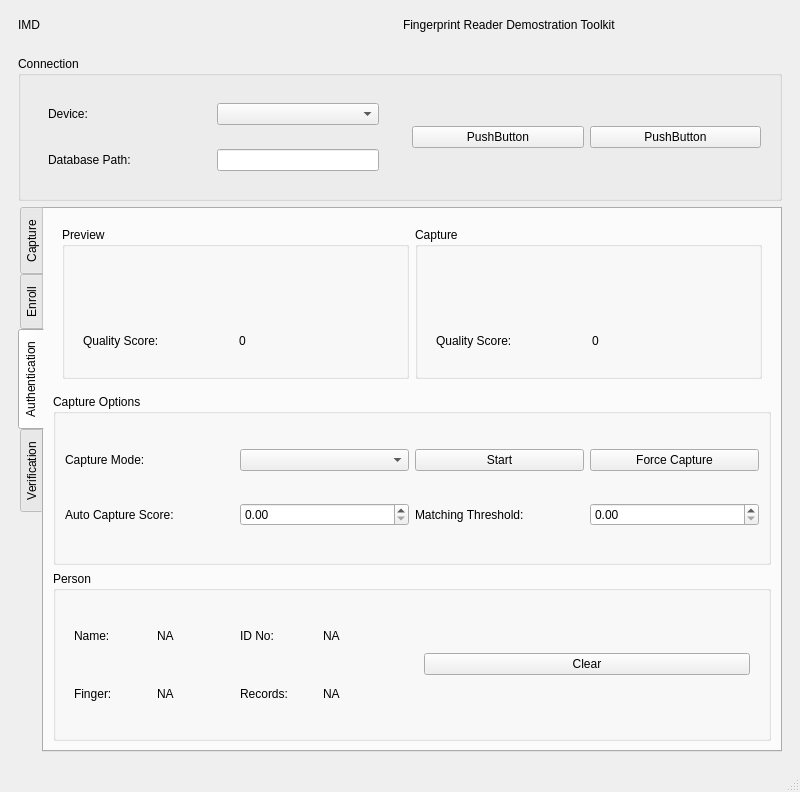
Before: the Qt Designer form mainwindow.ui in jsebgiraldo/IMD-FingerPrints, drawn with Qt 5.
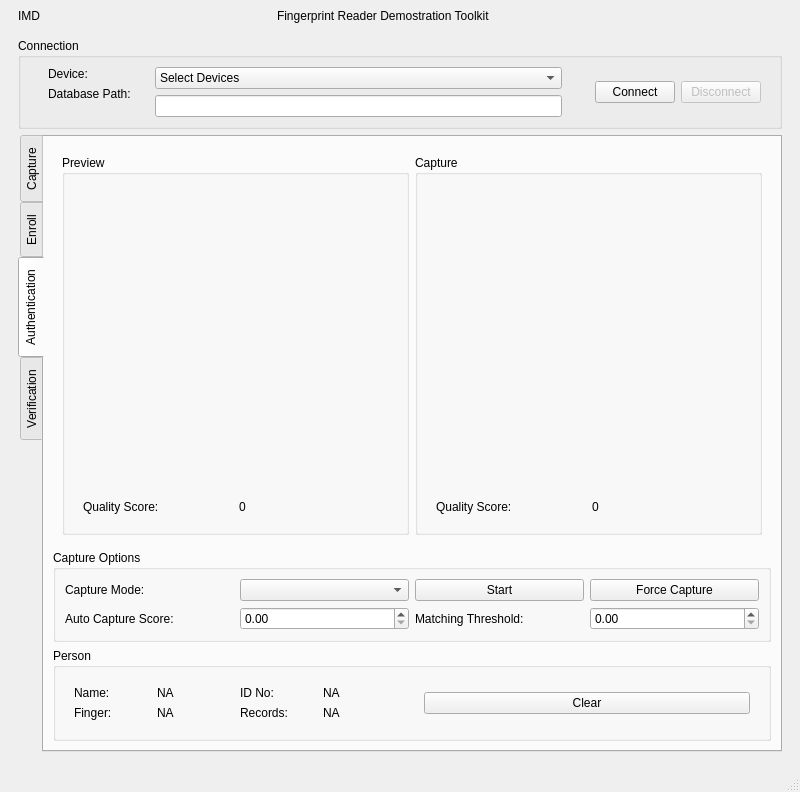
After: the same form once the commit is applied. The open tabs and pages were chosen to show the change.

Commit message: feat: Serial comunication driver was included         Conection dinamic GroupBox was carried out

The edit to the form file:
```diff
--- a/mainwindow.ui
+++ b/mainwindow.ui
@@ -17,9 +17,27 @@
    <layout class="QVBoxLayout" name="verticalLayout">
     <item>
      <widget class="QWidget" name="widget_2" native="true">
+      <property name="sizePolicy">
+       <sizepolicy hsizetype="Preferred" vsizetype="Fixed">
+        <horstretch>0</horstretch>
+        <verstretch>0</verstretch>
+       </sizepolicy>
+      </property>
       <layout class="QHBoxLayout" name="horizontalLayout">
+       <property name="topMargin">
+        <number>0</number>
+       </property>
+       <property name="bottomMargin">
+        <number>0</number>
+       </property>
        <item>
         <widget class="QLabel" name="label">
+         <property name="sizePolicy">
+          <sizepolicy hsizetype="Preferred" vsizetype="Preferred">
+           <horstretch>2</horstretch>
+           <verstretch>0</verstretch>
+          </sizepolicy>
+         </property>
          <property name="text">
           <string>IMD</string>
          </property>
@@ -27,6 +45,12 @@
        </item>
        <item>
         <widget class="QLabel" name="label_2">
+         <property name="sizePolicy">
+          <sizepolicy hsizetype="Preferred" vsizetype="Preferred">
+           <horstretch>4</horstretch>
+           <verstretch>0</verstretch>
+          </sizepolicy>
+         </property>
          <property name="text">
           <string>Fingerprint Reader Demostration Toolkit</string>
          </property>
@@ -46,51 +70,111 @@
       <layout class="QVBoxLayout" name="verticalLayout_2">
        <item>
         <widget class="QGroupBox" name="groupBox">
+         <property name="sizePolicy">
+          <sizepolicy hsizetype="Preferred" vsizetype="Fixed">
+           <horstretch>0</horstretch>
+           <verstretch>0</verstretch>
+          </sizepolicy>
+         </property>
          <property name="title">
           <string>Connection</string>
          </property>
          <layout class="QHBoxLayout" name="horizontalLayout_5">
           <item>
-           <widget class="QWidget" name="widget_3" native="true">
-            <layout class="QVBoxLayout" name="verticalLayout_3">
+           <widget class="QWidget" name="widget_12" native="true">
+            <layout class="QHBoxLayout" name="horizontalLayout_9">
+             <property name="topMargin">
+              <number>0</number>
+             </property>
+             <property name="bottomMargin">
+              <number>0</number>
+             </property>
              <item>
-              <widget class="QWidget" name="widget_5" native="true">
-               <layout class="QHBoxLayout" name="horizontalLayout_2">
-                <item>
+              <widget class="QWidget" name="widget_13" native="true">
+               <property name="sizePolicy">
+                <sizepolicy hsizetype="Fixed" vsizetype="Preferred">
+                 <horstretch>0</horstretch>
+                 <verstretch>0</verstretch>
+                </sizepolicy>
+               </property>
+               <layout class="QFormLayout" name="formLayout">
+                <property name="topMargin">
+                 <number>0</number>
+                </property>
+                <property name="bottomMargin">
+                 <number>0</number>
+                </property>
+                <item row="0" column="0">
                  <widget class="QLabel" name="label_3">
+                  <property name="sizePolicy">
+                   <sizepolicy hsizetype="Fixed" vsizetype="Preferred">
+                    <horstretch>2</horstretch>
+                    <verstretch>0</verstretch>
+                   </sizepolicy>
+                  </property>
                   <property name="text">
                    <string>Device:</string>
                   </property>
                  </widget>
                 </item>
-                <item>
-                 <widget class="QComboBox" name="comboBox">
-                  <property name="sizePolicy">
-                   <sizepolicy hsizetype="Preferred" vsizetype="Preferred">
-                    <horstretch>0</horstretch>
-                    <verstretch>0</verstretch>
-                   </sizepolicy>
-                  </property>
-                 </widget>
-                </item>
-               </layout>
-              </widget>
-             </item>
-             <item>
-              <widget class="QWidget" name="widget_6" native="true">
-               <layout class="QHBoxLayout" name="horizontalLayout_3">
-                <item>
+                <item row="1" column="0">
                  <widget class="QLabel" name="label_4">
+                  <property name="sizePolicy">
+                   <sizepolicy hsizetype="Fixed" vsizetype="Preferred">
+                    <horstretch>0</horstretch>
+                    <verstretch>0</verstretch>
+                   </sizepolicy>
+                  </property>
                   <property name="text">
                    <string>Database Path:</string>
                   </property>
                  </widget>
                 </item>
-                <item>
+               </layout>
+              </widget>
+             </item>
+             <item>
+              <widget class="QWidget" name="widget_19" native="true">
+               <layout class="QGridLayout" name="gridLayout_8">
+                <property name="topMargin">
+                 <number>0</number>
+                </property>
+                <property name="bottomMargin">
+                 <number>0</number>
+                </property>
+                <item row="0" column="0">
+                 <widget class="QComboBox" name="serialPortInfoListBox">
+                  <property name="sizePolicy">
+                   <sizepolicy hsizetype="Preferred" vsizetype="Preferred">
+                    <horstretch>9</horstretch>
+                    <verstretch>0</verstretch>
+                   </sizepolicy>
+                  </property>
+                  <property name="currentText">
+                   <string>Select Devices</string>
+                  </property>
+                  <item>
+                   <property name="text">
+                    <string>Select Devices</string>
+                   </property>
+                  </item>
+                  <item>
+                   <property name="text">
+                    <string>IMD Fap30</string>
+                   </property>
+                  </item>
+                  <item>
+                   <property name="text">
+                    <string>IMD Fap90</string>
+                   </property>
+                  </item>
+                 </widget>
+                </item>
+                <item row="1" column="0">
                  <widget class="QLineEdit" name="lineEdit">
                   <property name="sizePolicy">
                    <sizepolicy hsizetype="Preferred" vsizetype="Preferred">
-                    <horstretch>0</horstretch>
+                    <horstretch>2</horstretch>
                     <verstretch>0</verstretch>
                    </sizepolicy>
                   </property>
@@ -104,18 +188,45 @@
           </item>
           <item>
            <widget class="QWidget" name="widget_4" native="true">
+            <property name="sizePolicy">
+             <sizepolicy hsizetype="Preferred" vsizetype="Fixed">
+              <horstretch>0</horstretch>
+              <verstretch>0</verstretch>
+             </sizepolicy>
+            </property>
             <layout class="QHBoxLayout" name="horizontalLayout_4">
+             <property name="topMargin">
+              <number>0</number>
+             </property>
+             <property name="bottomMargin">
+              <number>0</number>
+             </property>
              <item>
-              <widget class="QPushButton" name="pushButton">
+              <widget class="QPushButton" name="connectButton">
+               <property name="sizePolicy">
+                <sizepolicy hsizetype="Fixed" vsizetype="Fixed">
+                 <horstretch>0</horstretch>
+                 <verstretch>0</verstretch>
+                </sizepolicy>
+               </property>
                <property name="text">
-                <string>PushButton</string>
+                <string>Connect</string>
                </property>
               </widget>
              </item>
              <item>
-              <widget class="QPushButton" name="pushButton_2">
+              <widget class="QPushButton" name="disconnectButton">
+               <property name="enabled">
+                <bool>false</bool>
+               </property>
+               <property name="sizePolicy">
+                <sizepolicy hsizetype="Fixed" vsizetype="Fixed">
+                 <horstretch>0</horstretch>
+                 <verstretch>0</verstretch>
+                </sizepolicy>
+               </property>
                <property name="text">
-                <string>PushButton</string>
+                <string>Disconnect</string>
                </property>
               </widget>
              </item>
@@ -605,6 +716,12 @@
                  </item>
                  <item>
                   <widget class="QWidget" name="widget_29" native="true">
+                   <property name="sizePolicy">
+                    <sizepolicy hsizetype="Preferred" vsizetype="Fixed">
+                     <horstretch>0</horstretch>
+                     <verstretch>0</verstretch>
+                    </sizepolicy>
+                   </property>
                    <layout class="QHBoxLayout" name="horizontalLayout_23">
                     <item>
                      <widget class="QLabel" name="label_27">
@@ -644,6 +761,12 @@
                  </item>
                  <item>
                   <widget class="QWidget" name="widget_31" native="true">
+                   <property name="sizePolicy">
+                    <sizepolicy hsizetype="Preferred" vsizetype="Fixed">
+                     <horstretch>0</horstretch>
+                     <verstretch>0</verstretch>
+                    </sizepolicy>
+                   </property>
                    <layout class="QHBoxLayout" name="horizontalLayout_24">
                     <item>
                      <widget class="QLabel" name="label_29">
@@ -670,6 +793,12 @@
            </item>
            <item>
             <widget class="QGroupBox" name="groupBox_12">
+             <property name="sizePolicy">
+              <sizepolicy hsizetype="Preferred" vsizetype="Fixed">
+               <horstretch>0</horstretch>
+               <verstretch>0</verstretch>
+              </sizepolicy>
+             </property>
              <property name="title">
               <string>Capture Options</string>
              </property>
@@ -723,6 +852,12 @@
            </item>
            <item>
             <widget class="QGroupBox" name="groupBox_14">
+             <property name="sizePolicy">
+              <sizepolicy hsizetype="Preferred" vsizetype="Fixed">
+               <horstretch>0</horstretch>
+               <verstretch>0</verstretch>
+              </sizepolicy>
+             </property>
              <property name="title">
               <string>Person</string>
              </property>
```
Left out of the diff: 74 changed lines with no effect on the pictures. The commit also changes 5 other files.
